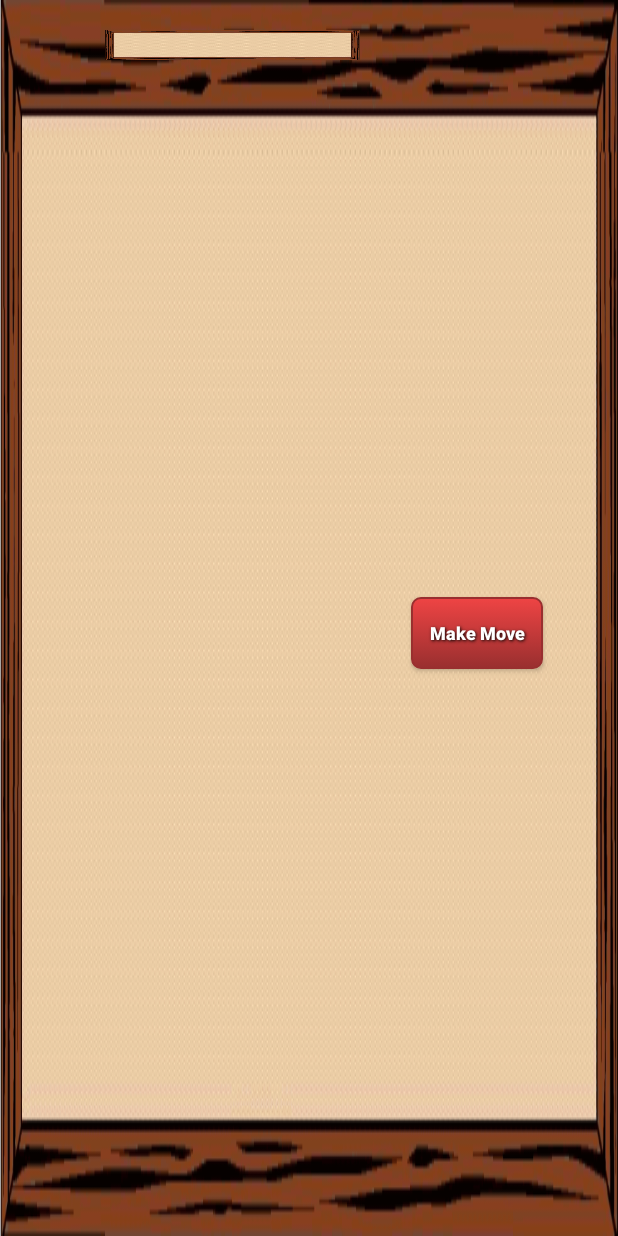
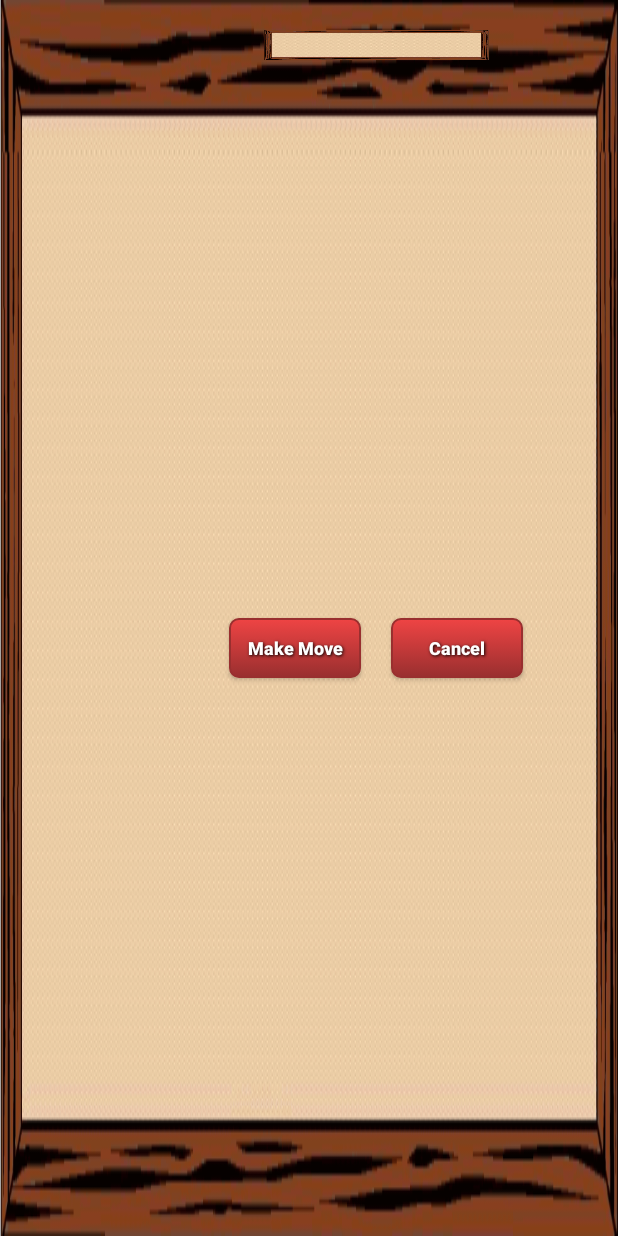
Before and after one commit to cajony2/ChessPVP, an Android app: the layout fragment_bottom_info.xml on its own in the app's theme, with its tools: preview values and no code run, on a phone screen of 412 x 824 dp. Run offline under Robolectric (Android 15) with nearby library versions, the phone set to English and light mode, and no system bars.

Commit message:
cancel button

```diff
--- a/app/src/main/AndroidManifest.xml
+++ b/app/src/main/AndroidManifest.xml
@@ -26,10 +26,10 @@
             </intent-filter>
         </activity>
         <activity android:name=".GameBoard"></activity>
-        <activity android:name=".InitGame"></activity>
+        <activity android:name=".InitGame"
+                  android:noHistory="true"></activity>
         <activity android:name=".PersonalInfo"></activity>
         <activity android:name=".CreateAccount"></activity>
-        <activity android:name=".EndGamePopup"></activity>
     </application>
 
 </manifest>
--- a/app/src/main/java/com/example/roma/servertest/Communicator.java
+++ b/app/src/main/java/com/example/roma/servertest/Communicator.java
@@ -26,4 +26,5 @@
     void endGame(String message);
 
     void setInfo(String message);
+
 }
--- a/app/src/main/java/com/example/roma/servertest/InitGame.java
+++ b/app/src/main/java/com/example/roma/servertest/InitGame.java
@@ -33,6 +33,7 @@
     private ProgressBar spinner;
     private TextView status;
     private String userName;
+    private String psw;
     private Game game;
 
 
@@ -56,6 +57,7 @@
 
         Intent intent = getIntent();
         userName = intent.getStringExtra("userName");
+        psw= intent.getStringExtra("password");
         String action = intent.getStringExtra("ACTION");
         switch (action){
             case CREATE_GAME:
@@ -173,6 +175,7 @@
                     intent.putExtra("game",message );
                     intent.putExtra("ACTION","fullGame" );
                     intent.putExtra("userName", userName);
+                    intent.putExtra("password",psw);
                     startActivity(intent);
                 }
             }
--- a/app/src/main/java/com/example/roma/servertest/Login.java
+++ b/app/src/main/java/com/example/roma/servertest/Login.java
@@ -166,6 +166,7 @@
 
                 intent.putExtra("JSON",message);
                 intent.putExtra("userName",name);
+                intent.putExtra("password",psw);
                 startActivity(intent);
             }
 
--- a/app/src/main/java/com/example/roma/servertest/PersonalInfo.java
+++ b/app/src/main/java/com/example/roma/servertest/PersonalInfo.java
@@ -32,6 +32,7 @@
     Button joinGameBtn;
 
     String userName ;
+    String psw;
 
 
 
@@ -50,7 +51,7 @@
         joinGameBtn.setOnClickListener(this);
 
         Intent intent = getIntent();
-
+        psw = intent.getStringExtra("password");
         try {
             JSONObject json = new JSONObject(intent.getStringExtra("JSON"));            // get info from login activity and create a json
             userName =json.getString("playerName");
@@ -76,6 +77,7 @@
                 Log.i("chess","button clicked, create new Game");
                 intent.putExtra("ACTION","createNewGame");
                 intent.putExtra("userName",userName);
+                intent.putExtra("password",psw);
                 break;
             case R.id.joinGameBtn:
                 Log.i("chess","button clicked, create new Game");
--- a/app/src/main/java/layout/BottomInfo.java
+++ b/app/src/main/java/layout/BottomInfo.java
@@ -41,13 +41,8 @@
         super.onViewCreated(view, savedInstanceState);
 
         userNameTV = (TextView) view.findViewById(R.id.player1);
-        timerTV =(TextView) view.findViewById(R.id.timer);
         eatenGridView = (GridView) view.findViewById(R.id.eatenPiecesBottom);
         makeMove = (Button) view.findViewById(R.id.submit);
-
-
-
-
     }
 
     @Override
--- a/app/src/main/res/layout/fragment_bottom_info.xml
+++ b/app/src/main/res/layout/fragment_bottom_info.xml
@@ -21,22 +21,23 @@
             <TextView
                 style="@style/blackBold"
                 android:id="@+id/player1"
-                android:paddingLeft="20dp"
+                android:paddingLeft="2dp"
+                android:lines="1"
                 android:minWidth="70dp" />
 
-            <TextView
-                android:layout_width="wrap_content"
-                android:layout_height="wrap_content"
-                style="@style/blackBold"
-                android:id="@+id/timer"
-                android:gravity="center"/>
 
         </LinearLayout>
 
-
+<LinearLayout
+    android:orientation="vertical"
+    android:layout_width="match_parent"
+    android:layout_height="match_parent"
+    android:id="@+id/linearLayout3"
+    android:paddingLeft="20dp"
+    android:gravity="center">
     <GridView
         android:id="@+id/eatenPiecesBottom"
-            android:layout_width="170dp"
+        android:layout_width="150dp"
         android:layout_height="wrap_content"
         android:paddingTop="10dp"
         android:paddingBottom="10dp"
@@ -48,22 +49,36 @@
         >
     </GridView>
 
-        <FrameLayout
+    <LinearLayout
         android:layout_width="match_parent"
         android:layout_height="match_parent"
-            android:paddingRight="15dp">
+        android:gravity="center"
+>
 
         <Button
             android:layout_width="wrap_content"
-                android:layout_height="wrap_content"
+            android:layout_height="40dp"
             android:text="Make Move"
             android:id="@+id/submit"
             android:background="@drawable/red_button"
             style="@style/button_text_small"
             android:textAllCaps="false"
-                android:layout_gravity="center_vertical|center_horizontal" />
+            android:layout_marginRight="10dp"
+            android:layout_marginLeft="10dp"/>
+        <Button
+            android:layout_width="wrap_content"
+            android:layout_height="40dp"
+            android:text="Cancel"
+            android:id="@+id/Cancel"
+            android:background="@drawable/red_button"
+            style="@style/button_text_small"
+            android:textAllCaps="false"
+            android:layout_marginRight="10dp"
+            android:layout_marginLeft="10dp"/>
 
-        </FrameLayout>
+    </LinearLayout>
+
+</LinearLayout>
 
 
 
--- a/app/src/main/res/layout/fragment_timer_bar.xml
+++ b/app/src/main/res/layout/fragment_timer_bar.xml
@@ -9,7 +9,7 @@
        android:layout_height="30dp"
        android:id="@+id/timerBar"
        style="?android:attr/progressBarStyleHorizontal"
-       android:max="6000"
+       android:max="600"
        android:progress="0"
        android:progressDrawable="@drawable/custom_progress"/>
 
--- a/app/src/main/res/values/styles.xml
+++ b/app/src/main/res/values/styles.xml
@@ -22,7 +22,6 @@
     </style>
     <style name="button_text_small" >
         <item name="android:layout_width" >wrap_content</item>
-        <item name="android:layout_height" >wrap_content</item>
         <item name="android:textColor" >#ffffff</item>
         <item name="android:textSize" >12dp</item>
         <item name="android:textStyle" >bold</item>
```
Also changed, not shown: app/src/main/java/com/example/roma/servertest/GameBoard.java (+37 -18 lines), app/src/main/java/com/example/roma/servertest/ReadFromDB.java (+17 -7 lines), app/src/main/java/layout/Board.java (+8 -1 lines). Lines whose indentation alone changed are shown as unchanged.
